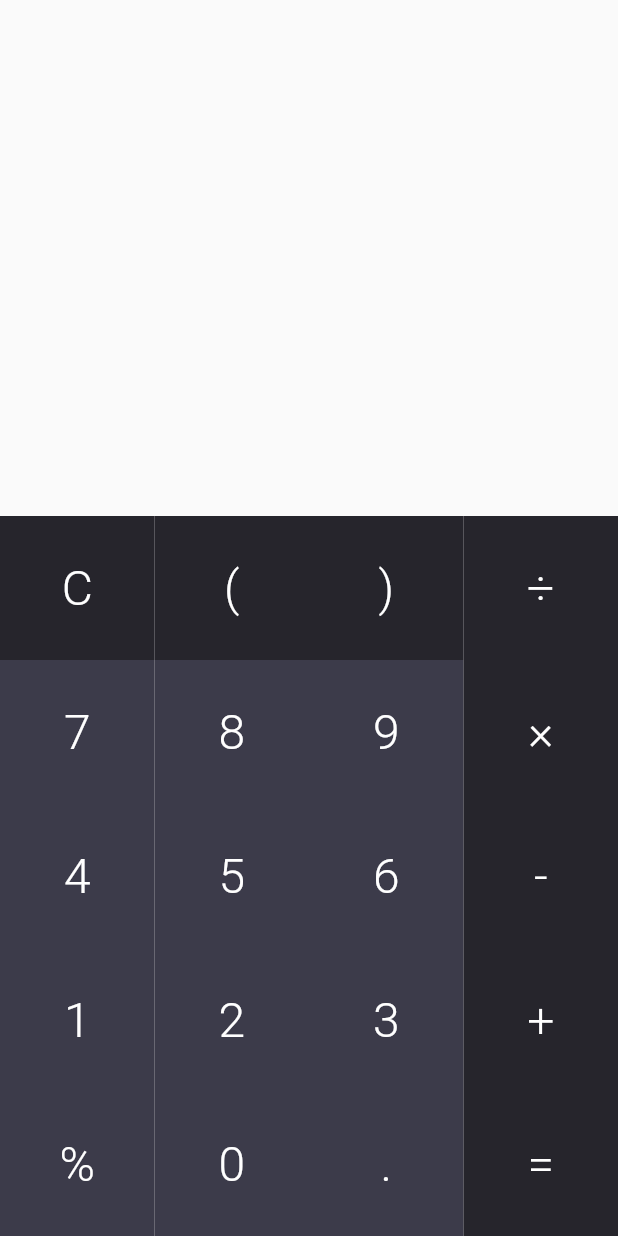
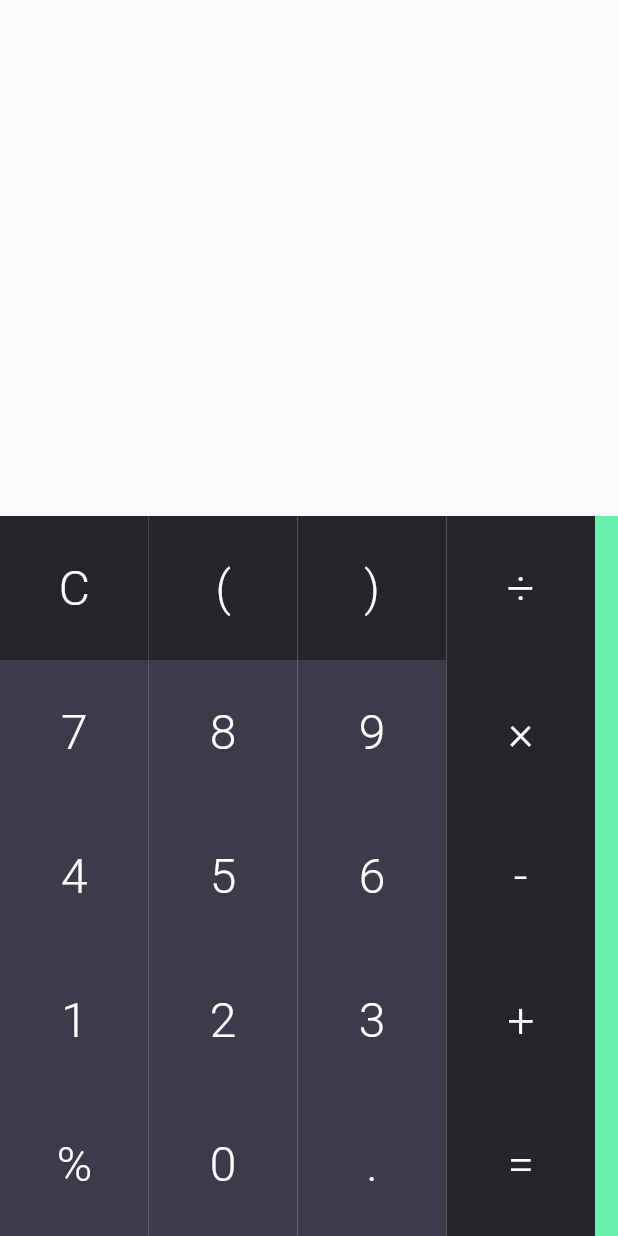
Before and after one commit to osphea/stem-calculator, a Flutter app: the screen it shows after launch, on a phone screen of 412 x 824 dp. Run offline on Flutter 3.47's test engine with Material 2 defaults, Android fonts, the phone set to English and light mode, and no system bars; our stand-ins replace math_expressions.

Commit message:
Add future advanced panel placeholder bar

```diff
--- a/lib/main.dart
+++ b/lib/main.dart
@@ -15,8 +15,11 @@ class Calculator extends StatefulWidget {
 const textFieldPadding = EdgeInsets.only(right: 8.0);
 const textFieldTextStyle = TextStyle(fontSize: 80.0, fontWeight: FontWeight.w300);
 const buttonTextStyle = TextStyle(fontSize: 32.0, fontWeight: FontWeight.w300, color: Colors.white);
+const themePrimary = Colors.green;
+const themeAccent = Colors.greenAccent;
 const numColor = Color.fromRGBO(48, 47, 63, .94);
 const opColor = Color.fromRGBO(22, 21, 29, .93);
+const panColor=themeAccent;
 
 class CalculatorState extends State<Calculator> {
   TextSelection currentSelection = TextSelection(baseOffset: 0, extentOffset: 0);
@@ -139,8 +142,8 @@ class CalculatorState extends State<Calculator> {
     return MaterialApp(
       title: 'Calculator',
       theme: ThemeData(
-        primarySwatch: Colors.green,
-        accentColor: Colors.greenAccent,
+        primarySwatch: themePrimary,
+        accentColor: themeAccent,
       ),
       home: Scaffold(
         appBar: AppBar(
@@ -165,6 +168,14 @@ class CalculatorState extends State<Calculator> {
                 focusNode: AlwaysDisabledFocusNode(),
               ),
             ),
+            Expanded(
+              flex: 5,
+              child:Row(
+          children: [
+            Expanded(
+              flex:26,
+              child:
+              Column(children:[
             Expanded(
               child: Row(
                 crossAxisAlignment: CrossAxisAlignment.stretch,
@@ -225,6 +236,15 @@ class CalculatorState extends State<Calculator> {
                 ],
               ),
             ),
+            ],),),
+            Expanded(
+              flex: 1,
+              child: Container(
+              color: panColor,
+            ),
+            ),
+          ],
+        ),),
           ],
         ),
       ),
```
